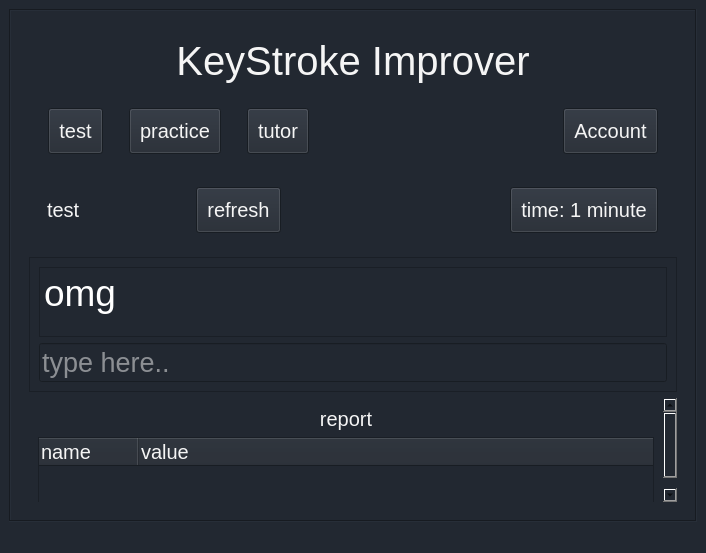
The window that home.ui (Prakash5209/typing_tutor) describes before a commit, drawn with Qt 5.
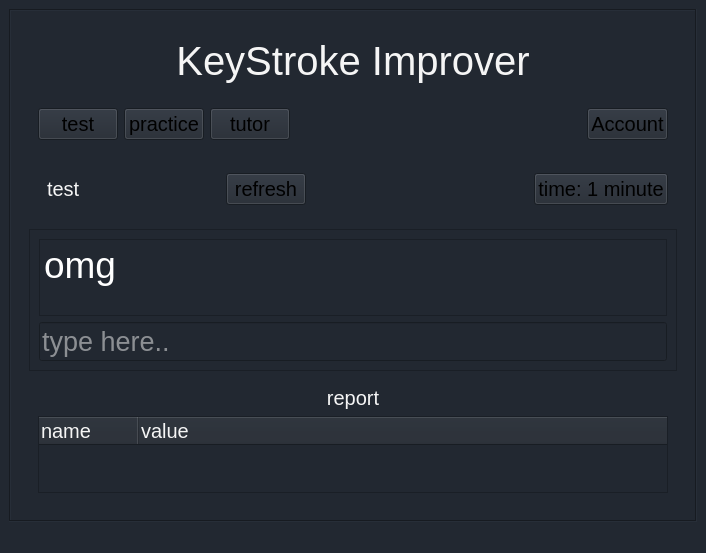
The same window after the commit.

Patch:
```diff
--- a/home.ui
+++ b/home.ui
@@ -160,9 +160,7 @@
                     </font>
                    </property>
                    <property name="styleSheet">
-                    <string notr="true">color:whitesmoke;
-margin:0 10px;
-padding:10px;</string>
+                    <string notr="true"/>
                    </property>
                    <property name="text">
                     <string>refresh</string>
@@ -198,9 +196,7 @@
                  </font>
                 </property>
                 <property name="styleSheet">
-                 <string notr="true">color:whitesmoke;
-margin:0 10px;
-padding:10px;</string>
+                 <string notr="true"/>
                 </property>
                 <property name="text">
                  <string>time: 1 minute</string>
@@ -340,9 +336,7 @@
                  </font>
                 </property>
                 <property name="styleSheet">
-                 <string notr="true">color:whitesmoke;
-margin:0 10px;
-padding:10px;</string>
+                 <string notr="true"/>
                 </property>
                 <property name="text">
                  <string>test</string>
@@ -360,9 +354,7 @@
                  </font>
                 </property>
                 <property name="styleSheet">
-                 <string notr="true">color:whitesmoke;
-margin:0 10px;
-padding:10px;</string>
+                 <string notr="true"/>
                 </property>
                 <property name="text">
                  <string>practice</string>
@@ -377,9 +369,8 @@
                  </font>
                 </property>
                 <property name="styleSheet">
-                 <string notr="true">color:whitesmoke;
-margin:0 10px;
-padding:10px;</string>
+                 <string notr="true">
+</string>
                 </property>
                 <property name="text">
                  <string>tutor</string>
@@ -412,9 +403,7 @@
                  </font>
                 </property>
                 <property name="styleSheet">
-                 <string notr="true">color:whitesmoke;
-margin:0 10px;
-padding:10px;</string>
+                 <string notr="true"/>
                 </property>
                 <property name="text">
                  <string>Account</string>
```
